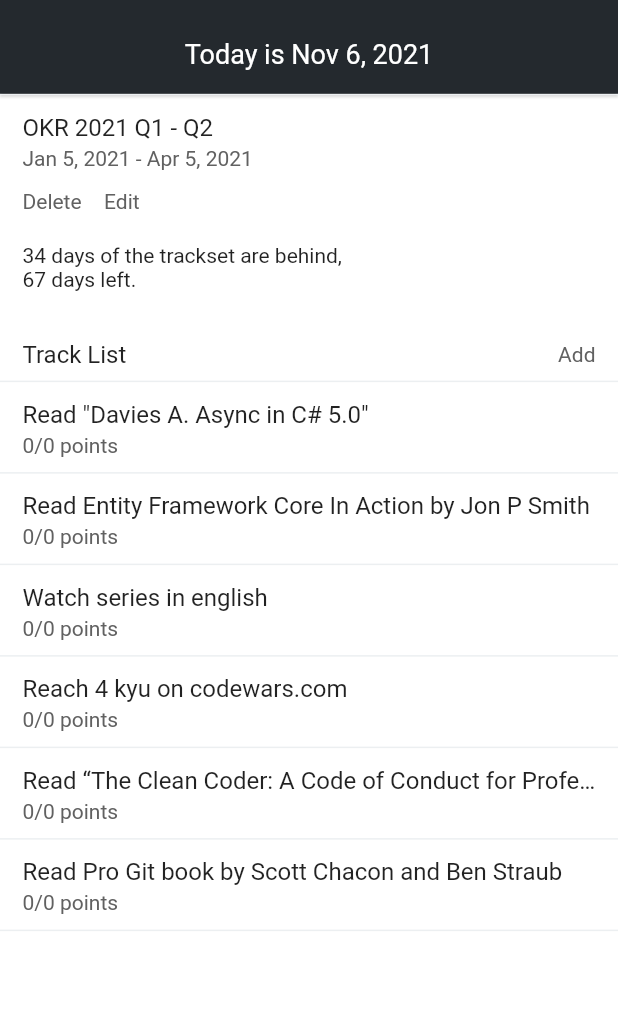
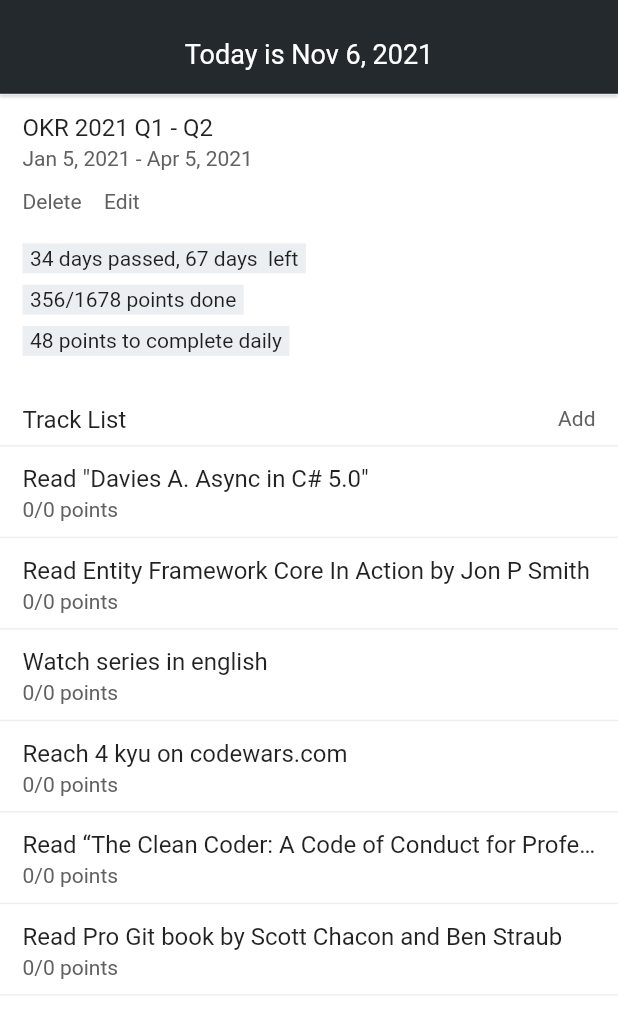
Before and after one commit to denbell5/prtmobile, a Flutter app: the screen it shows after launch, after a tap on "OKR 2021 Q1 - Q2", on a phone screen of 412 x 824 dp. Shown: the top 1034 px of the screen. Run offline on Flutter 3.47's test engine with Material 2 defaults, Android fonts, the phone set to English and light mode, and no system bars; our stand-ins replace equatable.

Commit message:
add highlighted widget

```diff
--- /dev/null
+++ b/lib/components/text/highlighted.dart
@@ -0,0 +1,27 @@
+import 'package:flutter/material.dart';
+import 'package:flutter/widgets.dart';
+import 'package:prtmobile/styles/styles.dart';
+
+const kHighlightedVerticalPadding = 2.0;
+const kHighlightedHorizontalPadding = kHorizontalPadding / 3;
+
+class Highlighted extends StatelessWidget {
+  const Highlighted({
+    Key? key,
+    required this.child,
+  }) : super(key: key);
+
+  final Widget child;
+
+  @override
+  Widget build(BuildContext context) {
+    return Container(
+      color: Theme.of(context).colorScheme.surface,
+      padding: const EdgeInsets.symmetric(
+        vertical: kHighlightedVerticalPadding,
+        horizontal: kHighlightedHorizontalPadding,
+      ),
+      child: child,
+    );
+  }
+}
--- a/lib/features/track/track_body.dart
+++ b/lib/features/track/track_body.dart
@@ -1,5 +1,6 @@
 import 'package:flutter/material.dart';
 import 'package:prtmobile/components/components.dart';
+import 'package:prtmobile/components/text/highlighted.dart';
 import 'package:prtmobile/features/subtrack/subtrack_view.dart';
 import 'package:prtmobile/models/models.dart';
 import 'package:prtmobile/styles/styles.dart';
@@ -43,9 +44,17 @@ class TrackBody extends StatelessWidget with ListBuilder {
           Column(
             crossAxisAlignment: CrossAxisAlignment.start,
             children: const [
-              Text('256 points in total,'),
-              Text('13 complete,'),
-              Text('243 left,'),
+              Highlighted(
+                child: Text(
+                  '6 subtracks',
+                ),
+              ),
+              SizedBox(height: kHorizontalPadding / 2),
+              Highlighted(
+                child: Text(
+                  '258/345 points done, 134 left',
+                ),
+              ),
             ],
           ),
         ],
@@ -55,7 +64,7 @@ class TrackBody extends StatelessWidget with ListBuilder {
 
   Widget _buildTrackListHeader(BuildContext context) {
     return ListHeader(
-      text: 'Subtracks',
+      text: 'Subtrack List',
       onAddTap: () {},
     );
   }
@@ -80,6 +89,9 @@ class TrackBody extends StatelessWidget with ListBuilder {
         SliverToBoxAdapter(
           child: _buildTrackStats(context),
         ),
+        const SliverPadding(
+          padding: EdgeInsets.only(top: kHorizontalPadding),
+        ),
         SliverToBoxAdapter(
           child: _buildTrackListHeader(context),
         ),
--- a/lib/features/trackset/trackset_body.dart
+++ b/lib/features/trackset/trackset_body.dart
@@ -1,5 +1,6 @@
 import 'package:flutter/material.dart';
 import 'package:prtmobile/components/components.dart';
+import 'package:prtmobile/components/text/highlighted.dart';
 import 'package:prtmobile/components/text/text.dart';
 import 'package:prtmobile/features/track/track_view.dart';
 import 'package:prtmobile/models/models.dart';
@@ -62,8 +63,23 @@ class _TracksetBodyState extends State<TracksetBody> {
           Column(
             crossAxisAlignment: CrossAxisAlignment.start,
             children: const [
-              Text('34 days of the trackset are behind,'),
-              Text('67 days left.'),
+              Highlighted(
+                child: Text(
+                  '34 days passed, 67 days  left',
+                ),
+              ),
+              SizedBox(height: kHorizontalPadding / 2),
+              Highlighted(
+                child: Text(
+                  '356/1678 points done',
+                ),
+              ),
+              SizedBox(height: kHorizontalPadding / 2),
+              Highlighted(
+                child: Text(
+                  '48 points to complete daily',
+                ),
+              ),
             ],
           ),
         ],
```
